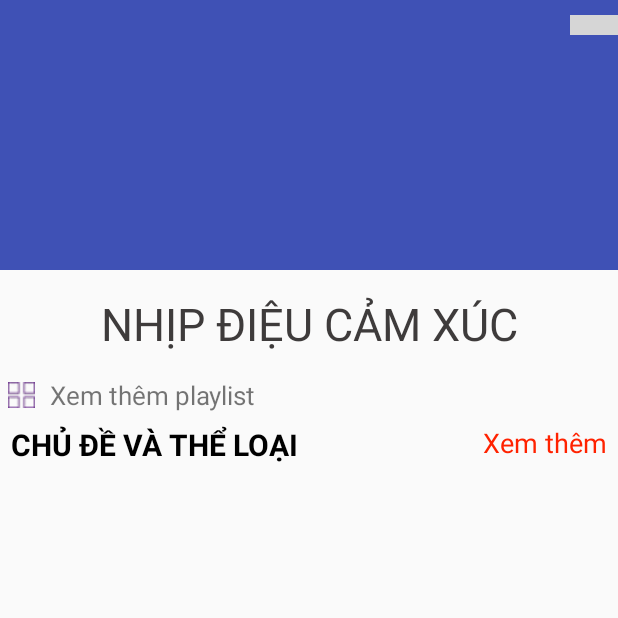
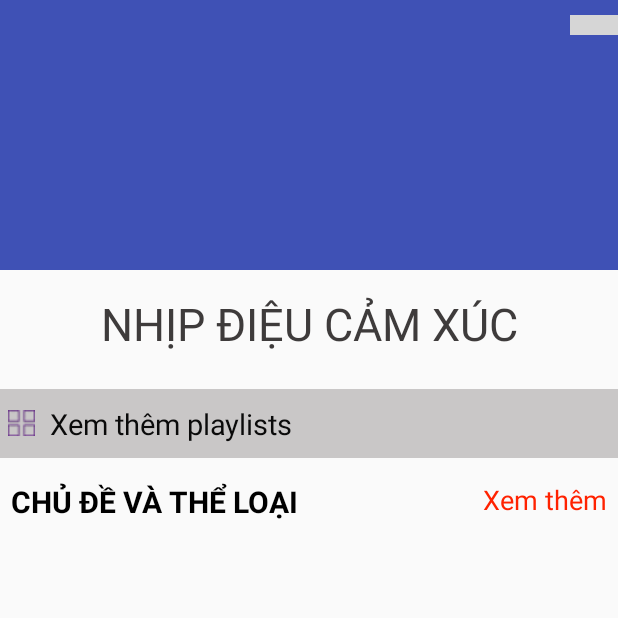
Before and after one commit to phamtanphat/Appnhacmp3, an Android app: the screen it shows after launch (MainActivity), on a phone screen of 412 x 824 dp, the top half of it. Run offline under Robolectric (Android 15) with nearby library versions, the phone set to English and light mode, and no system bars; our stand-ins replace Picasso; libraries missing offline, so code that uses them is left out: com.eftimoff.viewpagertransformers, me.relex.circleindicator; plain views replace CircleIndicator; pictures from the network do not load; 1 statement that could not run was skipped; grey boxes are pictures that could not be loaded.

Commit message:
"Update quang cao"

```diff
--- a/app/src/main/res/layout/fragment_playlist.xml
+++ b/app/src/main/res/layout/fragment_playlist.xml
@@ -23,13 +23,19 @@
         android:layout_below="@+id/textviewtitleplaylist">
     </ListView>
     <TextView
+        android:textColor="#0a0a0a"
+        android:layout_marginBottom="8dp"
+        android:paddingBottom="10dp"
+        android:paddingTop="10dp"
+        android:layout_marginTop="8dp"
+        android:background="#c9c7c7"
         android:id="@+id/textviewviewmoreplaylist"
         android:layout_below="@id/listviewplaylist"
         android:paddingLeft="5dp"
         android:drawablePadding="10dp"
         android:drawableLeft="@drawable/iconmoreplaylist"
-        android:textSize="17sp"
-        android:text="Xem thêm playlist"
+        android:textSize="19sp"
+        android:text="Xem thêm playlists"
         android:layout_width="match_parent"
         android:layout_height="wrap_content" />
 </RelativeLayout>
```
Also changed, not shown: app/src/main/java/com/ptp/phamtanphat/appnhacmp3/Fragment/Fragment_ChuDe_TheLoai_ToDay.java (+23 -5 lines).
